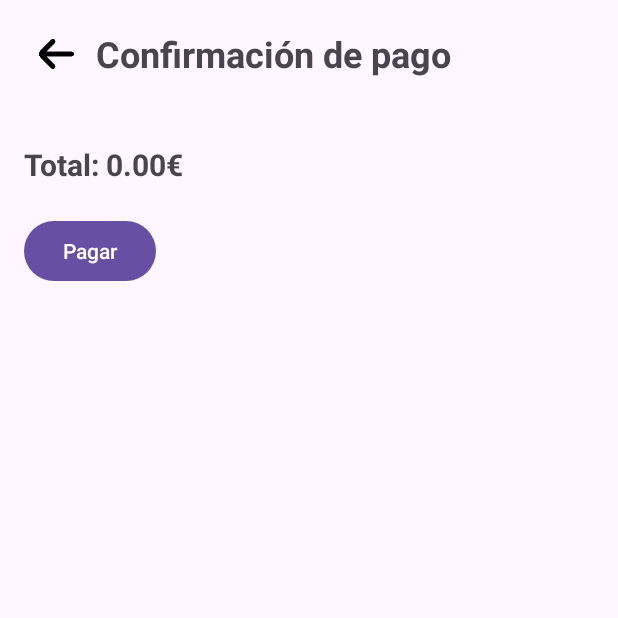
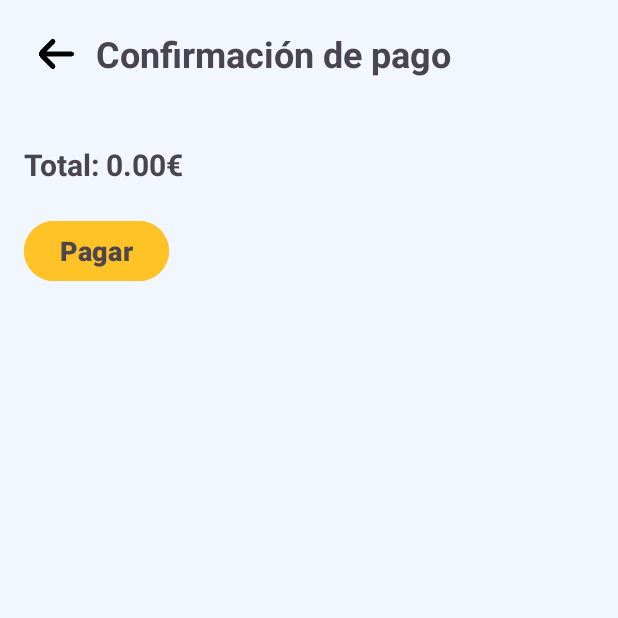
Before and after one commit to san-garcia/AndroidStudio, an Android app: the PagoActivity screen opened directly, with no data from a screen before it, on a phone screen of 412 x 824 dp, the top half of it. Run offline under Robolectric (Android 15) with nearby library versions, the phone set to English and light mode, and no system bars.

Commit message:
Restaurante

```diff
--- a/Restaurante/app/src/main/res/layout/activity_pago.xml
+++ b/Restaurante/app/src/main/res/layout/activity_pago.xml
@@ -3,7 +3,8 @@
     android:layout_width="match_parent"
     android:layout_height="match_parent"
     android:orientation="vertical"
-    android:padding="16dp">
+    android:padding="16dp"
+    android:background="#f2f6ff">
 
     <LinearLayout
         android:layout_width="wrap_content"
@@ -49,6 +50,10 @@
         android:layout_width="wrap_content"
         android:layout_height="wrap_content"
         android:text="Pagar"
-        android:layout_marginTop="20dp" />
+        android:layout_marginTop="20dp"
+        android:textColor="#4d464c"
+        android:backgroundTint="#ffc327"
+        android:textSize="18sp"
+        android:textStyle="bold"/>
 
 </LinearLayout>
```
